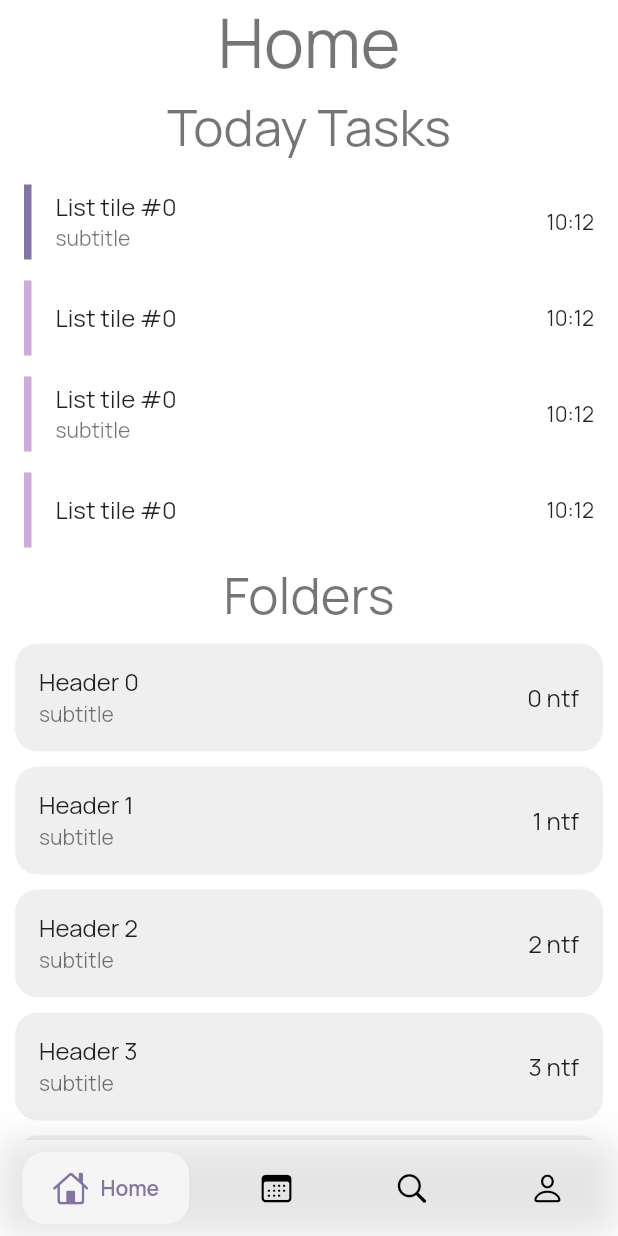
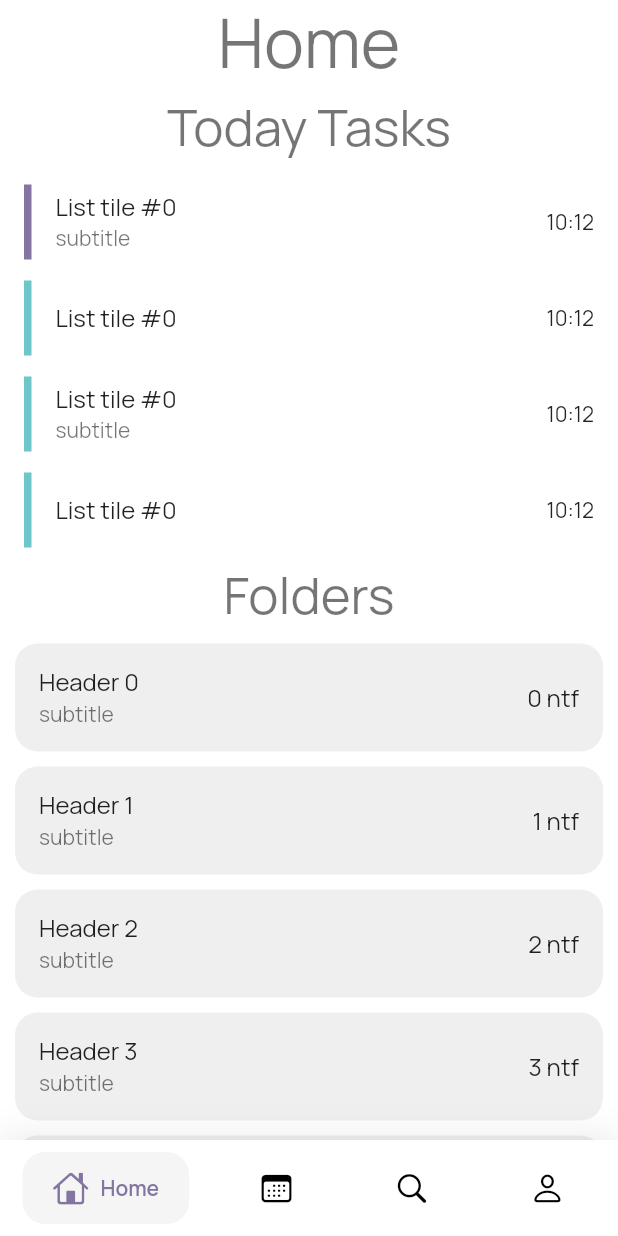
Before and after one commit to meg4cyberc4t/notify, a Flutter app: the screen it shows once a user with an empty profile is signed in, on a phone screen of 412 x 824 dp. Run offline on Flutter 3.47's test engine with Material 2 defaults, Android fonts, the phone set to English and light mode, and no system bars; drawn by our look-alikes of google_nav_bar; our stand-ins replace cloud_firestore, firebase_auth, firebase_core, flutter_redux, flutter_sticky_header, google_fonts and 2 more; missing offline and left inert: bottom_sheet, cloud_firestore_web, firebase_auth_web, firebase_core_web, flutter_material_color_picker; accounts and stored records are empty; project files that could hold a hidden picture were left out.

Commit message:
Create NotifyTheme

```diff
--- a/lib/main.dart
+++ b/lib/main.dart
@@ -17,14 +17,6 @@ void main() async {
     final license = await rootBundle.loadString('google_fonts/OFL.txt');
     yield LicenseEntryWithLineBreaks(['google_fonts'], license);
   });
-  SystemChrome.setSystemUIOverlayStyle(
-    const SystemUiOverlayStyle(
-      systemNavigationBarColor: Colors.white,
-      statusBarBrightness: Brightness.light,
-      systemNavigationBarIconBrightness: Brightness.dark,
-      systemStatusBarContrastEnforced: true,
-    ),
-  );
 
   WidgetsFlutterBinding.ensureInitialized();
   await Firebase.initializeApp();
@@ -36,12 +28,27 @@ class MyApp extends StatelessWidget {
 
   @override
   Widget build(BuildContext context) {
+    NotifyTheme notifyThemeData =
+        getNotifyThemeDataFromBrightness(Theme.of(context).brightness);
+
+    SystemChrome.setSystemUIOverlayStyle(
+      SystemUiOverlayStyle(
+        systemNavigationBarColor: notifyThemeData.backgroundColor,
+        statusBarBrightness: notifyThemeData.brightness,
+        systemNavigationBarIconBrightness: notifyThemeData.brightness,
+        systemStatusBarContrastEnforced: true,
+      ),
+    );
+
     return MultiProvider(
       providers: [
+        Provider<NotifyTheme>(
+          create: (_) => notifyThemeData,
+        ),
         Provider<FirebaseService>(
           create: (_) => FirebaseService(FirebaseAuth.instance),
         ),
-        StreamProvider(
+        StreamProvider<User?>(
           initialData: null,
           create: (context) => context.read<FirebaseService>().currentUser,
         )
@@ -51,14 +58,21 @@ class MyApp extends StatelessWidget {
         initialData: context.watch<User?>(),
         child: MaterialApp(
           debugShowCheckedModeBanner: false,
-          theme: buildThemeData(),
-          // home: const LandingPage(),
+          theme: ThemeData(
+            primaryColor: notifyThemeData.mainAccentColor1,
+            cardColor: notifyThemeData.mainAccentColor2,
+            dialogBackgroundColor: notifyThemeData.backgroundCardColor,
+            scaffoldBackgroundColor: notifyThemeData.backgroundColor,
+            backgroundColor: notifyThemeData.backgroundColor,
+            appBarTheme: const AppBarTheme(centerTitle: true),
+            textTheme: notifyThemeData.mainTextTheme(),
+          ),
           initialRoute: '/MainPage',
           routes: {
+            "/MainPage": (context) => const MainPage(),
             "/AuthPage": (context) => const AuthPage(),
             "/AuthPageSignUp": (context) => const AuthPageSignUp(),
             "/AuthPageSignIn": (context) => const AuthPageSignIn(),
-            "/MainPage": (context) => const MainPage(),
             "/ProfilePageEdit": (context) => const ProfilePageEdit(),
             // "/ColorPickerPage": (context) => ColorPickerPage(),
           },
--- a/lib/notify_theme.dart
+++ b/lib/notify_theme.dart
@@ -1,36 +1,54 @@
 import 'package:flutter/material.dart';
 import 'package:google_fonts/google_fonts.dart';
+import 'package:provider/provider.dart';
 
-class NotifyColors {
-  static const Color mainAccent1 = Color(0xFF8474A1);
-  static const Color mainAccent2 = Color(0xFF6EC6CA);
-  static const Color mainAccent3 = Color(0xFFCCABD8);
-
-  static const Color allow1 = Color(0xFFCCABD8);
-  static const Color allow2 = Color(0xFF6EC6CA);
-  static const Color fault = Color(0xFFEF9393);
-
-  static const Color backgroundColor = Color(0xFFFFFFFF);
-  static const Color backgroundCardColor = Color(0xFFEFEFEF);
+NotifyTheme getNotifyThemeDataFromBrightness(Brightness brightness) {
+  switch (brightness) {
+    case Brightness.light:
+      return NotifyLightTheme();
+    case Brightness.dark:
+      return NotifyDarkTheme();
+  }
 }
 
-TextTheme buildTextTheme() {
-  return GoogleFonts.manropeTextTheme().copyWith(
-    button: GoogleFonts.manrope(
-      fontSize: 24,
-      color: NotifyColors.mainAccent1,
-    ),
-  );
+abstract class NotifyTheme {
+  static NotifyTheme of(BuildContext context) => context.watch<NotifyTheme>();
+
+  final Color mainAccentColor1 = const Color(0xFF8474A1);
+  final Color mainAccentColor2 = const Color(0xFF6EC6CA);
+  final Color mainAccentColor3 = const Color(0xFFCCABD8);
+
+  final Color allowColor1 = const Color(0xFFCCABD8);
+  final Color allowColor2 = const Color(0xFF6EC6CA);
+  final Color faultColor = const Color(0xFFEF9393);
+
+  Color get backgroundColor;
+  Color get backgroundCardColor;
+
+  Brightness get brightness;
+
+  TextTheme mainTextTheme() => GoogleFonts.manropeTextTheme().copyWith(
+        button: GoogleFonts.manrope(
+          color: mainAccentColor1,
+          fontSize: 24,
+        ),
+      );
 }
 
-ThemeData buildThemeData() {
-  return ThemeData(
-    primaryColor: NotifyColors.mainAccent1,
-    cardColor: NotifyColors.mainAccent3,
-    dialogBackgroundColor: NotifyColors.backgroundCardColor,
-    scaffoldBackgroundColor: NotifyColors.backgroundColor,
-    backgroundColor: NotifyColors.backgroundColor,
-    appBarTheme: const AppBarTheme(centerTitle: true),
-    textTheme: buildTextTheme(),
-  );
+class NotifyLightTheme extends NotifyTheme {
+  @override
+  final Color backgroundColor = const Color(0xFFFFFFFF);
+  @override
+  final Color backgroundCardColor = const Color(0xFFEFEFEF);
+  @override
+  Brightness brightness = Brightness.light;
 }
+
+class NotifyDarkTheme extends NotifyTheme {
+  @override
+  final Color backgroundColor = const Color(0xFF000000);
+  @override
+  final Color backgroundCardColor = const Color(0xFF616161);
+  @override
+  Brightness brightness = Brightness.dark;
+}
```
